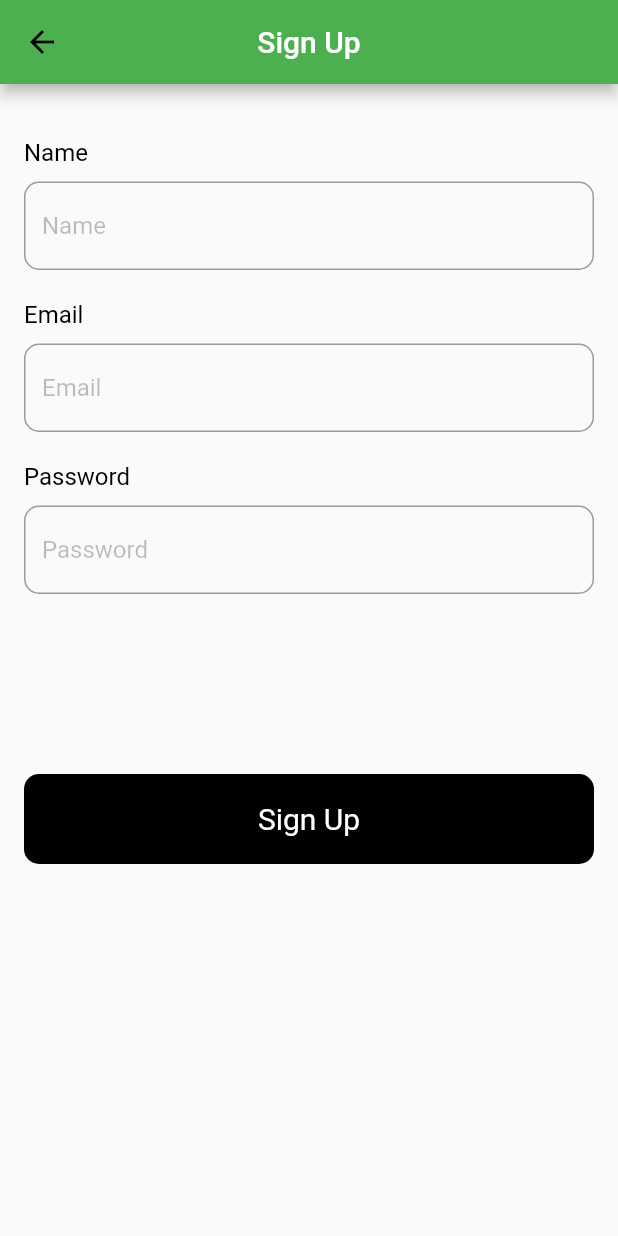
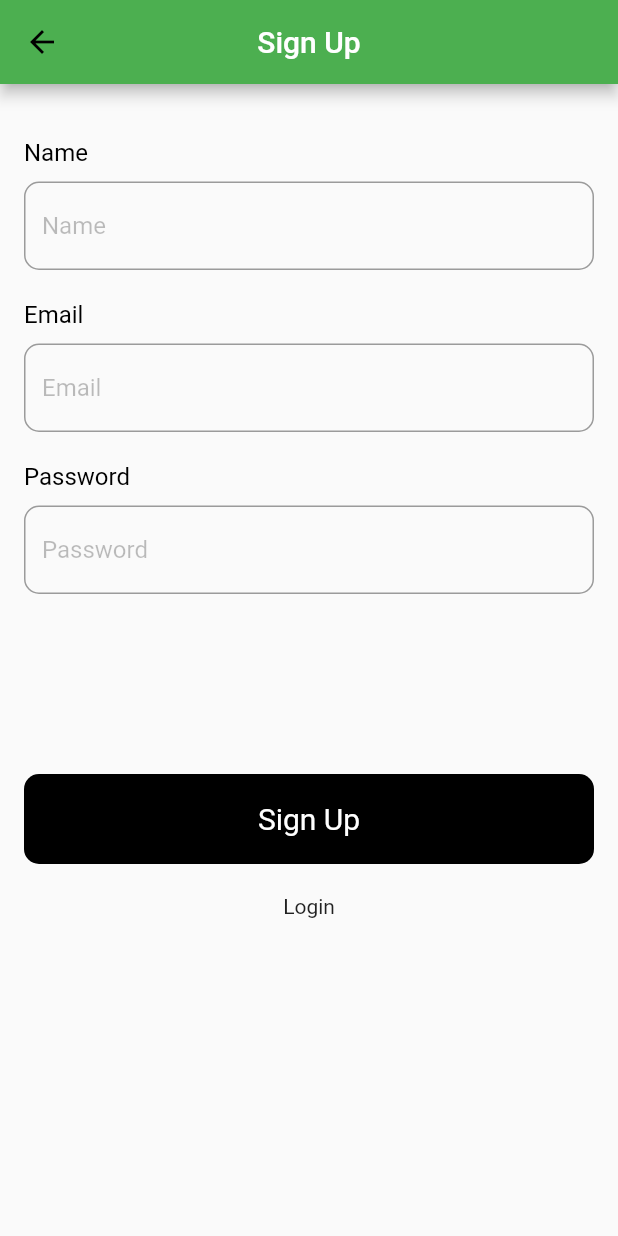
Before and after one commit to tamiratdereje/ChargeRoute, a Flutter app: the SignUp screen opened by its route, on a phone screen of 412 x 824 dp. Run offline on Flutter 3.47's test engine with Material 2 defaults, Android fonts, the phone set to English and light mode, and no system bars; our stand-ins replace bloc, dartz, equatable, flutter_bloc, go_router and 2 more; missing offline and left inert: dart:ffi; accounts and stored records are empty.

Commit message:
done with everything

```diff
--- a/mobile/lib/infrastructure/data-source/remote/authService.dart
+++ b/mobile/lib/infrastructure/data-source/remote/authService.dart
@@ -32,7 +32,7 @@ class AuthenticationService {
   }
 
   Future<NoReturns> deleteAccount() async {
-    final response = await httpClient.delete('/user');
+    final response = await httpClient.delete('user');
     return const NoReturns();
   }
 
--- a/mobile/lib/infrastructure/dto/charger_dto.dart
+++ b/mobile/lib/infrastructure/dto/charger_dto.dart
@@ -40,7 +40,7 @@ class ChargerDto extends Equatable {
       json['description'],
       json['address'],
       json['phone'],
-      (json['wattage'] as double?) ?? -1000,
+      ( json['wattage']!.toDouble()) ?? -1000.0,
       json['rating']!.toDouble(),
       json['voted'],
       json['user'],
--- a/mobile/lib/presentation/pages/auth/signUp.dart
+++ b/mobile/lib/presentation/pages/auth/signUp.dart
@@ -1,8 +1,10 @@
 import 'package:flutter/material.dart';
 import 'package:flutter_bloc/flutter_bloc.dart';
+import 'package:go_router/go_router.dart';
 
 import '../../../application/auth/auth_bloc.dart';
 import '../../../domain/auth/models/signUpForm.dart';
+import '../../routes/routes.dart';
 import '../core/widgets/appBar.dart';
 import '../core/widgets/formField.dart';
 import '../core/widgets/primaryButton.dart';
@@ -43,6 +45,7 @@ class _SignUpState extends State<SignUp> {
             const snackBar = SnackBar(
                 backgroundColor: Colors.green, content: Text('Success'));
             ScaffoldMessenger.of(context).showSnackBar(snackBar);
+            context.go(AppRoutes.Login);
           } else if (state is AuthenticationLoading) {
             const loading = SnackBar(
                 content: Center(
@@ -89,7 +92,14 @@ class _SignUpState extends State<SignUp> {
                     const SizedBox(
                       height: 120,
                     ),
-                    PrimaryButton(text: "Sign Up", onPressed: dispatchSignUp)
+                    PrimaryButton(text: "Sign Up", onPressed: dispatchSignUp),
+                    SizedBox(
+                      height: 20,),
+                    Center(
+                      child: GestureDetector(child: Text('Login'), onTap: () {
+                        context.go(AppRoutes.Login);
+                      }),
+                    )
                   ]),
             ),
           ),
--- a/mobile/lib/presentation/pages/profile/profile.dart
+++ b/mobile/lib/presentation/pages/profile/profile.dart
@@ -31,7 +31,6 @@ class ProfilePage extends StatelessWidget {
             SnackBar(backgroundColor: Colors.green, content: Text('Success'));
         ScaffoldMessenger.of(context).showSnackBar(snackBar);
       } else if (state is LogoutSucceed || state is DeleteAccountSucceed) {
-        sleep(const Duration(seconds: 3));
         context.go(AppRoutes.Login);
       } else if (state is AuthenticationLoading) {
         const loading = SnackBar(
@@ -130,7 +129,8 @@ class ProfilePage extends StatelessWidget {
                 appBar: CHSAppBar.build(context, "Profile", () {}, false),
                 body: const Center(
                   child: Text("Please login to view your profile"),
-                  // Todo redirect to login page
+
+
                 ),
               );
       },
--- a/mobile/lib/presentation/routes/routeConfig.dart
+++ b/mobile/lib/presentation/routes/routeConfig.dart
@@ -42,7 +42,8 @@ class RouterMain extends StatelessWidget {
 
     const providerOnlyRoutes = [AppRoutes.AddStation, ...userOnlyRoutes];
 
-    if (authState is AuthenticationStateUnauthenticated) {
+
+   if (authState is AuthenticationStateUnauthenticated) {
       if (unauthenticatedRoutes.contains(state.location)) {
         return null;
       }
@@ -73,13 +74,9 @@ class RouterMain extends StatelessWidget {
   RouterMain({required this.authBloc, Key? key}) : super(key: key) {
     _router = GoRouter(
       redirect: (context, state) => redirector(state),
-      initialLocation: AppRoutes.Home,
+      initialLocation: AppRoutes.Login,
       routes: <GoRoute>[
-        GoRoute(
-          path: AppRoutes.AdminHomePage,
-          pageBuilder: (context, state) =>
-              const MaterialPage(child: AdminHomePage()),
-        ),
+
         GoRoute(
           path: AppRoutes.AdminAddUsers,
           pageBuilder: (context, state) =>
```
Also changed, not shown: mobile/lib/infrastructure/admin/admin_provider.dart (+5 -5 lines), mobile/lib/presentation/pages/auth/signIn.dart (+9 -1 lines).
